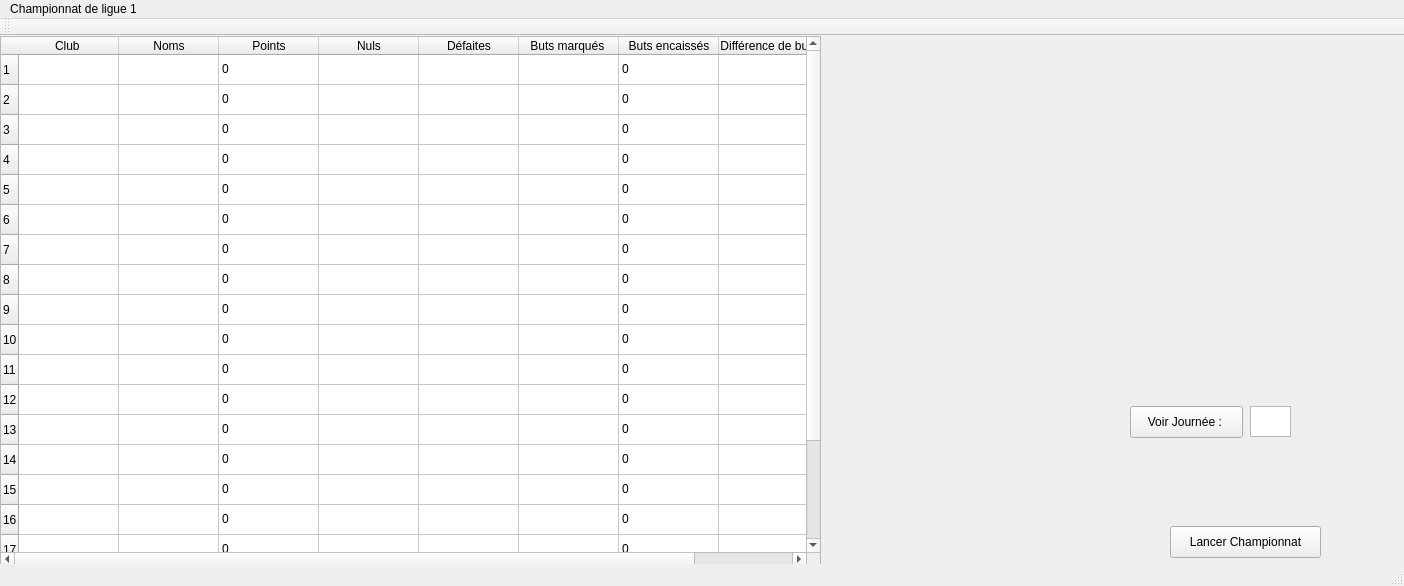
This is ChampionnatLigue.ui in muckenvi/ProjetInfo as Qt 5 draws it before an edit. The edited form follows.
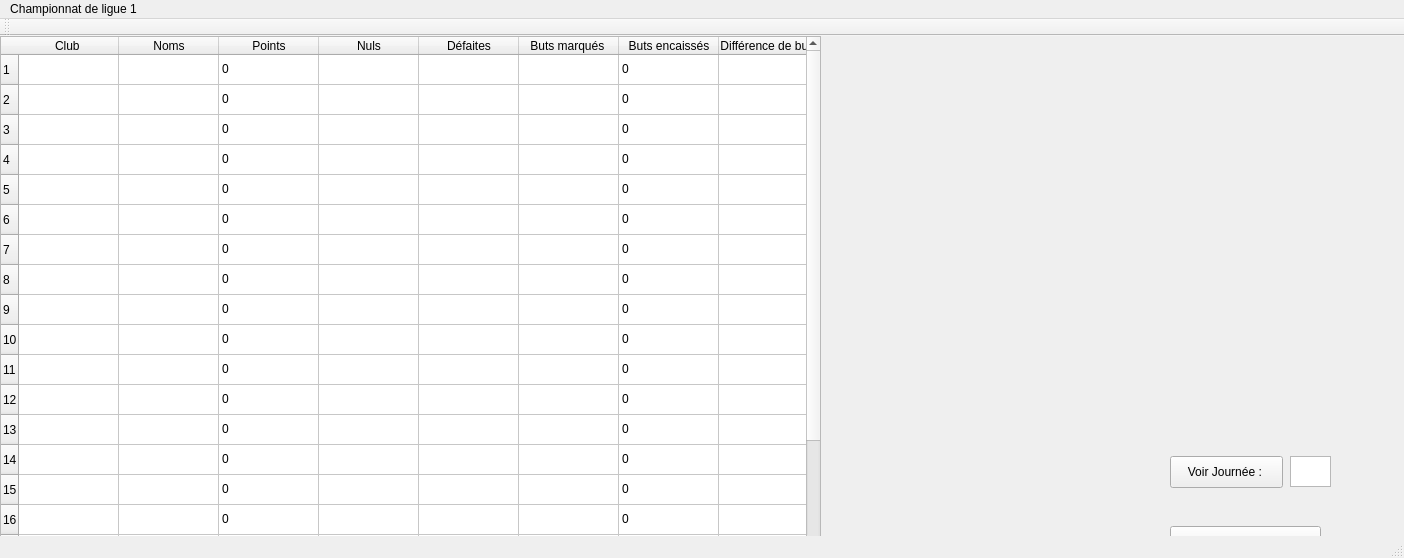
This is the edited form.

Diff of the .ui file:
```diff
--- a/ChampionnatLigue.ui
+++ b/ChampionnatLigue.ui
@@ -7,7 +7,7 @@
     <x>0</x>
     <y>0</y>
     <width>1404</width>
-    <height>586</height>
+    <height>558</height>
    </rect>
   </property>
   <property name="windowTitle">
@@ -400,8 +400,8 @@
    <widget class="QTextBrowser" name="textBrowser">
     <property name="geometry">
      <rect>
-      <x>1250</x>
-      <y>370</y>
+      <x>1290</x>
+      <y>420</y>
       <width>41</width>
       <height>31</height>
      </rect>
@@ -410,8 +410,8 @@
    <widget class="QPushButton" name="pushButton_2">
     <property name="geometry">
      <rect>
-      <x>1130</x>
-      <y>370</y>
+      <x>1170</x>
+      <y>420</y>
       <width>113</width>
       <height>32</height>
      </rect>
```
